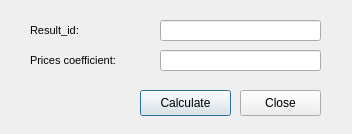
First picture: the form in ui/plan_estimate_result_new.ui, repository Giswater/giswater_qgis_plugin, before the edit.
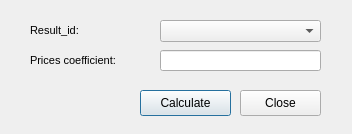
Second picture: the form after the edit.

What changed in the file:
```diff
--- a/ui/plan_estimate_result_new.ui
+++ b/ui/plan_estimate_result_new.ui
@@ -106,30 +106,15 @@
     <string>Result_id:</string>
    </property>
   </widget>
-  <widget class="QLineEdit" name="text_result_id">
-   <property name="enabled">
-    <bool>true</bool>
-   </property>
+  <widget class="QComboBox" name="result_id">
    <property name="geometry">
     <rect>
      <x>160</x>
      <y>20</y>
      <width>161</width>
-     <height>21</height>
+     <height>22</height>
     </rect>
    </property>
-   <property name="font">
-    <font>
-     <family>Arial</family>
-     <italic>true</italic>
-    </font>
-   </property>
-   <property name="text">
-    <string/>
-   </property>
-   <property name="alignment">
-    <set>Qt::AlignLeading|Qt::AlignLeft|Qt::AlignTop</set>
-   </property>
   </widget>
  </widget>
  <resources/>
```
